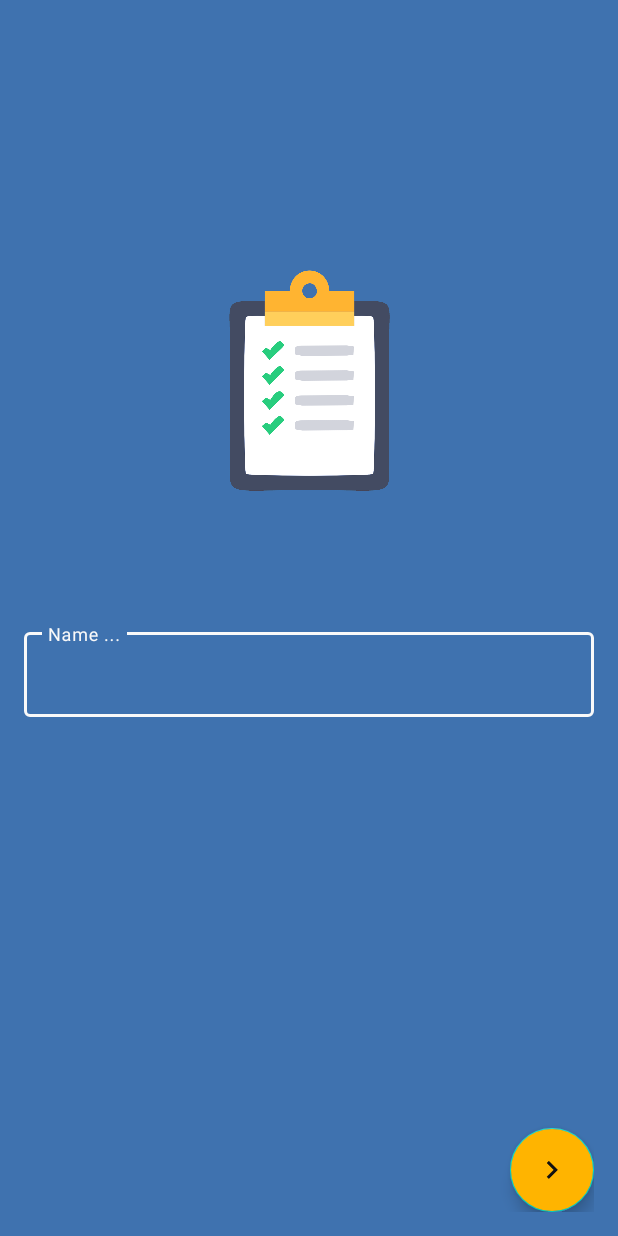
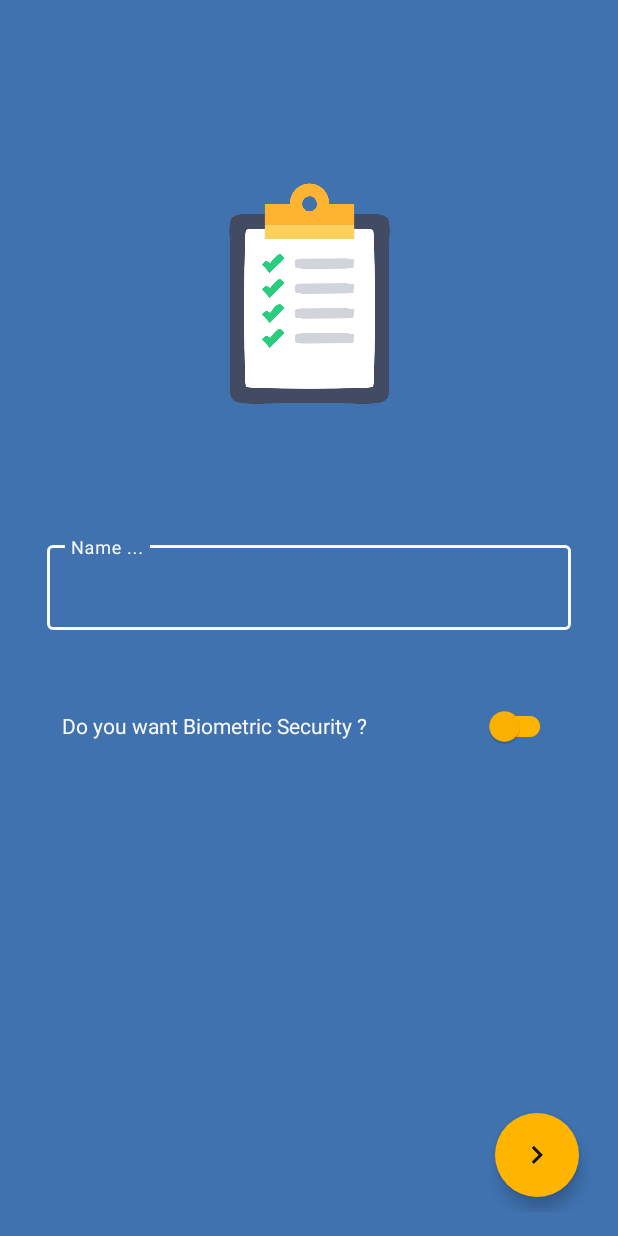
Before and after one commit to IronClad1607/Agenda, an Android app: the screen it shows after launch (NameActivity), on a phone screen of 412 x 824 dp. Run offline under Robolectric (Android 15) with nearby library versions, the phone set to English and light mode, and no system bars; our stand-ins replace data binding.

Commit message:
activity name editted

```diff
--- a/app/src/main/AndroidManifest.xml
+++ b/app/src/main/AndroidManifest.xml
@@ -10,14 +10,16 @@
         android:supportsRtl="true"
         android:theme="@style/Theme.Agenda.NoActionBar">
         <activity android:name=".view.activities.HomeActivity" />
-        <activity android:name=".view.activities.NameActivity" />
-        <activity android:name=".view.activities.SplashActivity">
+        <activity android:name=".view.activities.NameActivity" >
             <intent-filter>
                 <action android:name="android.intent.action.MAIN" />
 
                 <category android:name="android.intent.category.LAUNCHER" />
             </intent-filter>
         </activity>
+        <activity android:name=".view.activities.SplashActivity">
+
+        </activity>
     </application>
 
 </manifest>
--- a/app/src/main/java/com/ironclad/agenda/view/activities/NameActivity.kt
+++ b/app/src/main/java/com/ironclad/agenda/view/activities/NameActivity.kt
@@ -5,6 +5,7 @@ import android.content.Intent
 import android.graphics.Color
 import androidx.appcompat.app.AppCompatActivity
 import android.os.Bundle
+import android.widget.Toast
 import androidx.databinding.DataBindingUtil
 import androidx.lifecycle.ViewModelProvider
 import com.ironclad.agenda.R
@@ -31,11 +32,15 @@ class NameActivity : AppCompatActivity() {
 
         binding.btnNext.setOnClickListener {
             val name = viewModel.name.value!!
-            editor.putString(SharedPreferenceHelper.keyName, name)
-            editor.apply()
+            if (name.isNotEmpty()) {
+                editor.putString(SharedPreferenceHelper.keyName, name)
+                editor.apply()
 
-            val homeIntent = Intent(this,HomeActivity::class.java)
-            startActivity(homeIntent)
+                val homeIntent = Intent(this, HomeActivity::class.java)
+                startActivity(homeIntent)
+            } else {
+                Toast.makeText(this, "Please Enter Name!", Toast.LENGTH_SHORT).show()
+            }
         }
     }
 }
--- a/app/src/main/res/layout/activity_name.xml
+++ b/app/src/main/res/layout/activity_name.xml
@@ -17,28 +17,50 @@
         android:padding="@dimen/paddingRoot"
         tools:context=".view.activities.NameActivity">
 
+        <androidx.constraintlayout.widget.Guideline
+            android:id="@+id/leftGuideline"
+            android:layout_width="wrap_content"
+            android:layout_height="wrap_content"
+            android:orientation="vertical"
+            app:layout_constraintGuide_percent="0.04" />
+
+
+        <androidx.constraintlayout.widget.Guideline
+            android:id="@+id/topGuideline"
+            android:layout_width="wrap_content"
+            android:layout_height="wrap_content"
+            android:orientation="horizontal"
+            app:layout_constraintGuide_percent="0.03" />
+
+        <androidx.constraintlayout.widget.Guideline
+            android:id="@+id/rightGuideline"
+            android:layout_width="wrap_content"
+            android:layout_height="wrap_content"
+            android:orientation="vertical"
+            app:layout_constraintGuide_percent="0.96" />
+
         <ImageView
             android:id="@+id/ivLogo"
             android:layout_width="211dp"
             android:layout_height="218dp"
-            android:layout_marginTop="132dp"
+            android:layout_marginTop="50dp"
             android:contentDescription="@string/todo"
             android:src="@drawable/logo"
-            app:layout_constraintEnd_toEndOf="parent"
-            app:layout_constraintStart_toStartOf="parent"
-            app:layout_constraintTop_toTopOf="parent" />
+            app:layout_constraintEnd_toEndOf="@id/rightGuideline"
+            app:layout_constraintStart_toStartOf="@id/leftGuideline"
+            app:layout_constraintTop_toTopOf="@id/topGuideline" />
 
         <com.google.android.material.textfield.TextInputLayout
             android:id="@+id/etName"
             style="@style/Widget.MaterialComponents.TextInputLayout.OutlinedBox"
-            android:layout_width="match_parent"
+            android:layout_width="0dp"
             android:layout_height="wrap_content"
             android:layout_marginTop="50dp"
             android:textColorHint="@color/white"
             app:boxStrokeColor="@color/white"
             app:hintTextColor="@color/white"
-            app:layout_constraintEnd_toEndOf="parent"
-            app:layout_constraintStart_toStartOf="parent"
+            app:layout_constraintEnd_toEndOf="@id/rightGuideline"
+            app:layout_constraintStart_toStartOf="@id/leftGuideline"
             app:layout_constraintTop_toBottomOf="@id/ivLogo">
 
             <com.google.android.material.textfield.TextInputEditText
@@ -51,14 +73,31 @@
 
         </com.google.android.material.textfield.TextInputLayout>
 
+        <com.google.android.material.switchmaterial.SwitchMaterial
+            android:layout_width="0dp"
+            android:layout_height="wrap_content"
+            android:layout_marginTop="40dp"
+            android:checked="false"
+            android:padding="10dp"
+            android:text="@string/do_you_want_biometric_security"
+            android:textColor="@color/white"
+            app:trackTint="@color/colorAccent"
+            app:layout_constraintEnd_toEndOf="@id/rightGuideline"
+            app:layout_constraintStart_toStartOf="@id/leftGuideline"
+            app:layout_constraintTop_toBottomOf="@id/etName"
+            app:thumbTint="@color/colorAccent"
+            app:useMaterialThemeColors="false" />
+
         <com.google.android.material.floatingactionbutton.FloatingActionButton
             android:id="@+id/btnNext"
             android:layout_width="wrap_content"
             android:layout_height="wrap_content"
+            android:layout_marginEnd="10dp"
+            android:layout_marginBottom="10dp"
             android:background="@color/colorAccent"
             android:backgroundTint="@color/colorAccent"
             android:contentDescription="@string/todo"
-            android:elevation="20dp"
+            app:borderWidth="0dp"
             app:layout_constraintBottom_toBottomOf="parent"
             app:layout_constraintEnd_toEndOf="parent"
             app:srcCompat="@drawable/baseline_navigate_next_black_48" />
--- a/app/src/main/res/values/strings.xml
+++ b/app/src/main/res/values/strings.xml
@@ -2,4 +2,5 @@
     <string name="app_name">Agenda</string>
     <string name="todo">TODO</string>
     <string name="name">Name ...</string>
+    <string name="do_you_want_biometric_security">Do you want Biometric Security ?</string>
 </resources>
```
